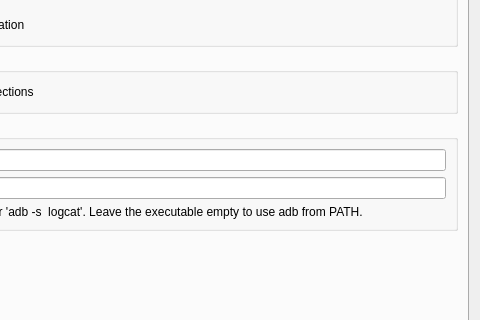
Qt form src/ui/include/optionsdialog.ui (yevhenii-sir/klogg) before a commit; both pictures show x 224 to 704 and y 398 to 718 of the 704 by 817 pixel window.
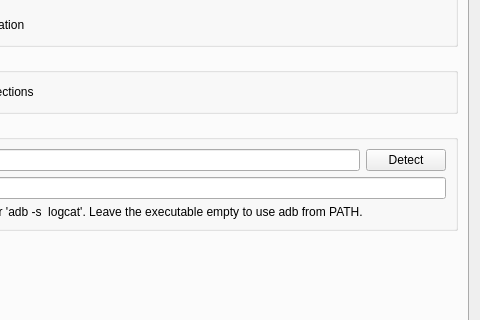
The same form after that commit. The open tabs and pages were chosen to show the change.

```diff
--- a/src/ui/include/optionsdialog.ui
+++ b/src/ui/include/optionsdialog.ui
@@ -720,6 +720,16 @@
               </property>
              </widget>
             </item>
+            <item>
+             <widget class="QPushButton" name="adbDetectButton">
+              <property name="toolTip">
+               <string>Probe well-known install locations and fill the path automatically.</string>
+              </property>
+              <property name="text">
+               <string>Detect</string>
+              </property>
+             </widget>
+            </item>
            </layout>
           </item>
           <item>
```
